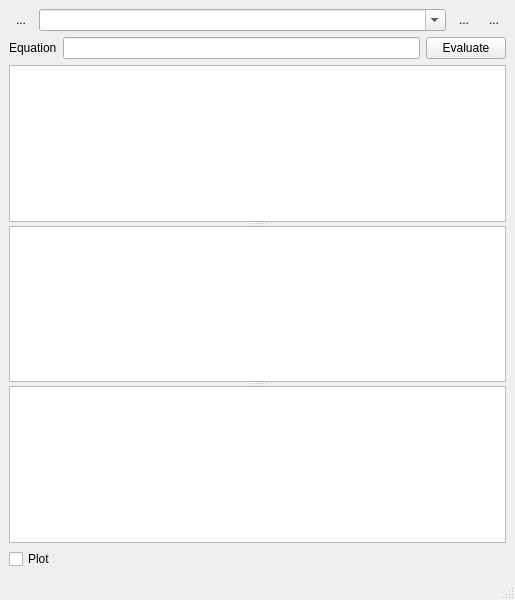
This is ui/AWG.ui in MonroeQuantumNetworks/IonControl as Qt 5 draws it before an edit. The edited form follows.
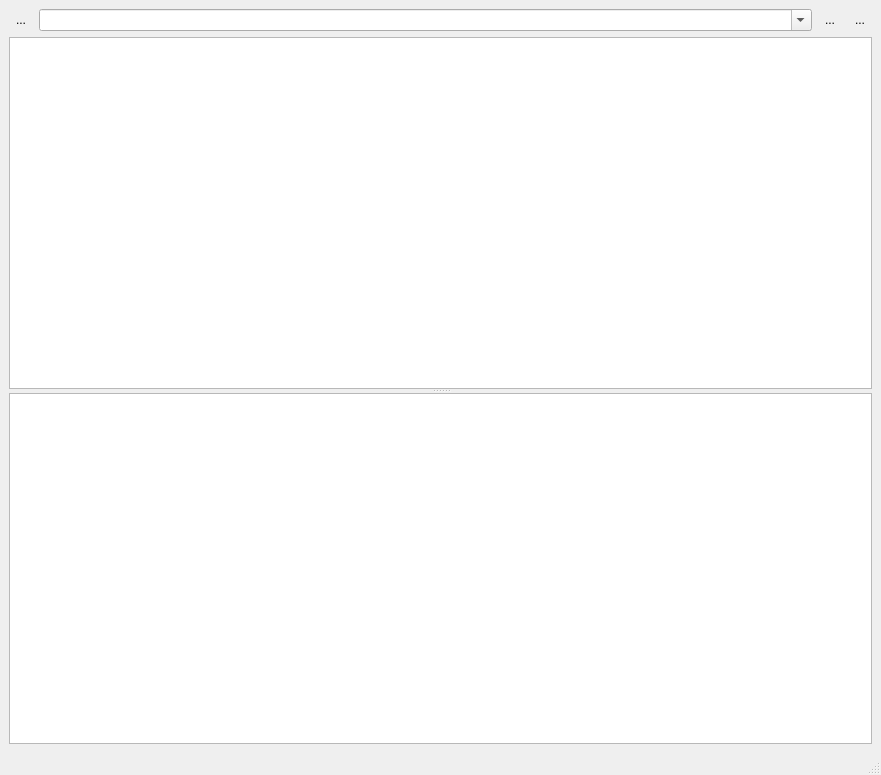
This is the edited form. Icons and pictures are not drawn. Custom widgets are drawn as their Qt base class.

```diff
--- a/ui/AWG.ui
+++ b/ui/AWG.ui
@@ -6,8 +6,8 @@
    <rect>
     <x>0</x>
     <y>0</y>
-    <width>515</width>
-    <height>600</height>
+    <width>881</width>
+    <height>775</height>
    </rect>
   </property>
   <property name="windowTitle">
@@ -102,34 +102,12 @@
       </item>
      </layout>
     </item>
-    <item>
-     <layout class="QGridLayout" name="gridLayout">
-      <item row="0" column="0">
-       <widget class="QLabel" name="label">
-        <property name="text">
-         <string>Equation</string>
-        </property>
-       </widget>
-      </item>
-      <item row="0" column="1">
-       <widget class="QLineEdit" name="equationEdit"/>
-      </item>
-      <item row="0" column="2">
-       <widget class="QPushButton" name="evalButton">
-        <property name="text">
-         <string>Evaluate</string>
-        </property>
-       </widget>
-      </item>
-     </layout>
-    </item>
     <item>
      <widget class="QSplitter" name="splitter">
       <property name="orientation">
        <enum>Qt::Vertical</enum>
       </property>
       <widget class="QTableView" name="tableView"/>
-      <widget class="CoordinatePlotWidget" name="plot"/>
       <widget class="ParameterTree" name="programmingOptionsTreeWidget">
        <attribute name="headerVisible">
         <bool>false</bool>
@@ -142,13 +120,6 @@
       </widget>
      </widget>
     </item>
-    <item>
-     <widget class="QCheckBox" name="plotCheckbox">
-      <property name="text">
-       <string>Plot</string>
-      </property>
-     </widget>
-    </item>
    </layout>
   </widget>
   <widget class="QMenuBar" name="menubar">
@@ -169,11 +140,6 @@
    <extends>QTreeWidget</extends>
    <header>pyqtgraph.parametertree</header>
   </customwidget>
-  <customwidget>
-   <class>CoordinatePlotWidget</class>
-   <extends>QGraphicsView</extends>
-   <header>uiModules.CoordinatePlotWidget</header>
-  </customwidget>
  </customwidgets>
  <resources>
   <include location="Experiment.qrc"/>
```
Left out of the diff: 2 changed lines with no effect on the pictures.
